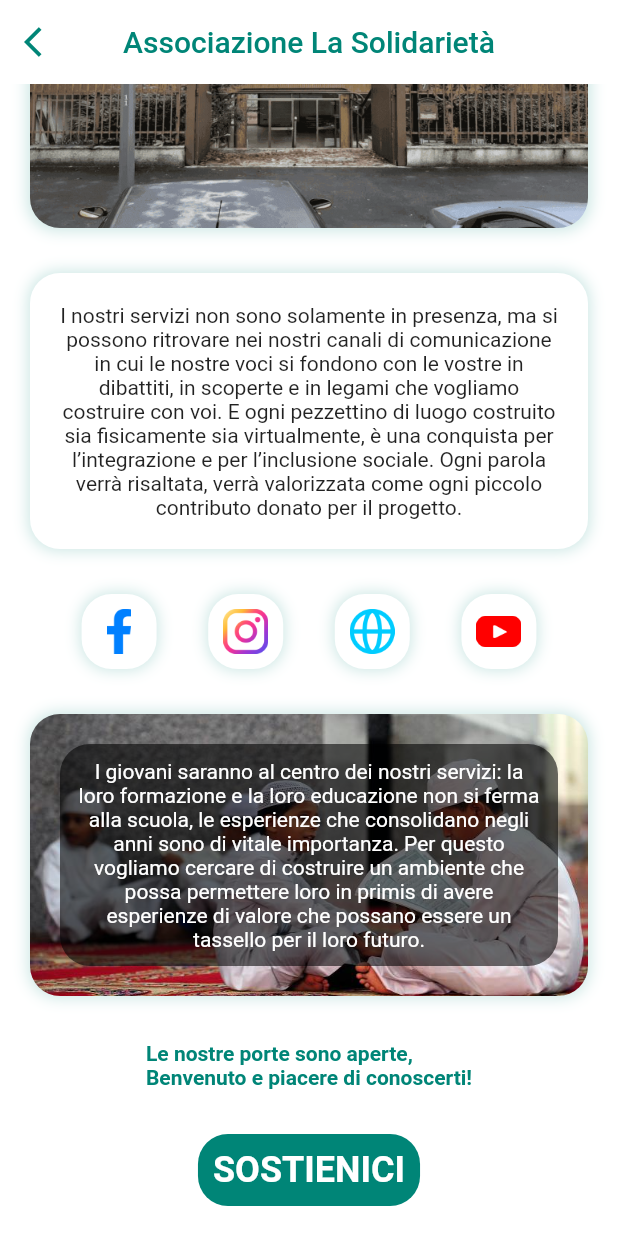
After one commit to Hazem-Mathbout/solidarieta-for-hazem, a Flutter app: the AboutUs screen opened directly, scrolled down 548 dp, after a tap on "SOSTIENICI", on a phone screen of 412 x 824 dp. The commit adds this screen. Run offline on Flutter 3.47's test engine with Material 2 defaults, Android fonts, the phone set to English and light mode, and no system bars; our stand-ins replace adhan, bottom_navy_bar, flutter_svg, fluttericon, geolocator, google_maps_flutter and 5 more; missing offline and left inert: arabic_numbers, flutter_polyline_points, flutter_qiblah, google_fonts_arabic, quran.

Commit message:
Added three screens - Utc working well

```diff
--- /dev/null
+++ b/lib/src/core/screens/fixed_screens/aboutUs.dart
@@ -0,0 +1,201 @@
+import 'package:flutter/material.dart';
+import 'package:solidarieta/src/core/components/widgets/drawerLink.dart';
+
+class AboutUs extends StatelessWidget {
+  const AboutUs({Key key}) : super(key: key);
+
+  @override
+  Widget build(BuildContext context) {
+    Color color = Theme.of(context).primaryColor;
+    Uri facebooklink = Uri.parse(
+        "https://www.facebook.com/La-Solidarietà-Associazione-Tadaamun-101413525364171/");
+
+    return Scaffold(
+      backgroundColor: Colors.white,
+      appBar: AppBar(
+        elevation: 0.0,
+        backgroundColor: Colors.white,
+        title: Text(
+          "Associazione La Solidarietà",
+          style: TextStyle(color: color),
+        ),
+        centerTitle: true,
+        leading: IconButton(
+          icon: Icon(Icons.arrow_back_ios, color: color),
+          onPressed: () => Navigator.pop(context),
+        ),
+      ),
+      body: ListView(
+        children: [
+          Padding(
+            padding: const EdgeInsets.all(20.0),
+            child: Column(
+              children: [
+                Container(
+                  height: 150.0,
+                  child: Image.asset('assets/images/logo.png'),
+                ),
+                SizedBox(height: 30),
+                Container(
+                  padding: EdgeInsets.all(20),
+                  decoration: BoxDecoration(
+                    color: Colors.white,
+                    borderRadius: BorderRadius.all(Radius.circular(20)),
+                    boxShadow: [
+                      BoxShadow(
+                        // color: Colors.grey.withOpacity(0.5),
+                        color: Color.fromRGBO(0, 133, 119, 0.2),
+                        spreadRadius: 1,
+                        blurRadius: 8,
+                        offset: Offset(0, 0),
+                      ),
+                    ],
+                  ),
+                  child: Text(
+                    "L’Associazione nasce nel 2019 a Milano dall’unione di alcuni concittadini che sentivano l’esigenza di trovare un luogo per la comunità musulmana in cui poter pregare e avere servizi come corsi di lingua araba. Allo stesso tempo però hanno pensato di allargare la prospettiva: incontrare gli sguardi per convergerli in un dialogo interculturale che non si ferma come proposito, ma dedicherà le sue forze per ricercarlo e intavolarlo.",
+                    textAlign: TextAlign.center,
+                  ),
+                ),
+                SizedBox(height: 30),
+                Container(
+                  height: 230,
+                  decoration: BoxDecoration(
+                    borderRadius: BorderRadius.all(Radius.circular(20)),
+                    boxShadow: [
+                      BoxShadow(
+                        color: Color.fromRGBO(0, 133, 119, 0.2),
+                        spreadRadius: 2,
+                        blurRadius: 8,
+                        offset: Offset(0, 0),
+                      ),
+                    ],
+                    image: DecorationImage(
+                      image: AssetImage("assets/images/masjed.png"),
+                      fit: BoxFit.cover,
+                    ),
+                  ),
+                ),
+                SizedBox(height: 30),
+                Container(
+                  padding: EdgeInsets.all(20),
+                  decoration: BoxDecoration(
+                    color: Colors.white,
+                    borderRadius: BorderRadius.all(Radius.circular(20)),
+                    boxShadow: [
+                      BoxShadow(
+                        color: Color.fromRGBO(0, 133, 119, 0.2),
+                        spreadRadius: 1,
+                        blurRadius: 8,
+                        offset: Offset(0, 0),
+                      ),
+                    ],
+                  ),
+                  child: Text(
+                    "I nostri servizi non sono solamente in presenza, ma si possono ritrovare nei nostri canali di comunicazione in cui le nostre voci si fondono con le vostre in dibattiti, in scoperte e in legami che vogliamo costruire con voi. E ogni pezzettino di luogo costruito sia fisicamente sia virtualmente, è una conquista per l’integrazione e per l’inclusione sociale. Ogni parola verrà risaltata, verrà valorizzata come ogni piccolo contributo donato per il progetto.",
+                    textAlign: TextAlign.center,
+                  ),
+                ),
+                SizedBox(height: 30),
+                Row(
+                  mainAxisAlignment: MainAxisAlignment.spaceEvenly,
+                  children: [
+                    _buildLinkContainer('facebook', facebooklink.toString()),
+                    _buildLinkContainer(
+                        'instagram', 'https://www.instagram.com/ass.tadaamun/'),
+                    _buildLinkContainer('web',
+                        'https://associazionesolidarieta.wordpress.com/'),
+                    _buildLinkContainer('youtube',
+                        'https://www.youtube.com/channel/UCsSMvPkxn56890UVSB-AhsQ'),
+                  ],
+                ),
+                SizedBox(height: 30),
+                Container(
+                  padding: EdgeInsets.all(20),
+                  decoration: BoxDecoration(
+                    borderRadius: BorderRadius.all(Radius.circular(20)),
+                    boxShadow: [
+                      BoxShadow(
+                        color: Color.fromRGBO(0, 133, 119, 0.2),
+                        spreadRadius: 1,
+                        blurRadius: 8,
+                        offset: Offset(0, 0),
+                      ),
+                    ],
+                    image: DecorationImage(
+                      image: AssetImage("assets/images/children.jpeg"),
+                      fit: BoxFit.cover,
+                    ),
+                  ),
+                  child: Container(
+                    padding: EdgeInsets.all(10),
+                    decoration: BoxDecoration(
+                      color: Color.fromRGBO(0, 0, 0, 0.57),
+                      borderRadius: BorderRadius.all(Radius.circular(20)),
+                    ),
+                    child: Text(
+                      "I giovani saranno al centro dei nostri servizi: la loro formazione e la loro educazione non si ferma alla scuola, le esperienze che consolidano negli anni sono di vitale importanza. Per questo vogliamo cercare di costruire un ambiente che possa permettere loro in primis di avere esperienze di valore che possano essere un tassello per il loro futuro.",
+                      textAlign: TextAlign.center,
+                      style: TextStyle(color: Colors.white),
+                    ),
+                  ),
+                ),
+                SizedBox(height: 30),
+                Text(
+                  "Le nostre porte sono aperte, \nBenvenuto e piacere di conoscerti!",
+                  style: TextStyle(
+                    color: color,
+                    fontWeight: FontWeight.bold,
+                  ),
+                ),
+                SizedBox(height: 30),
+                InkWell(
+                  onTap: () => openLink(
+                      'https://www.gofundme.com/f/associazione-la-solidariet'),
+                  child: Container(
+                    decoration: BoxDecoration(
+                      color: color,
+                      borderRadius: BorderRadius.all(Radius.circular(20)),
+                    ),
+                    padding: EdgeInsets.all(10),
+                    child: Text(
+                      'SOSTIENICI',
+                      style: TextStyle(
+                        color: Colors.white,
+                        fontSize: 24,
+                        fontWeight: FontWeight.bold,
+                      ),
+                    ),
+                  ),
+                ),
+              ],
+            ),
+          ),
+        ],
+      ),
+    );
+  }
+}
+
+_buildLinkContainer(String image, String link) {
+  return InkWell(
+    onTap: () => openLink(link),
+    child: Container(
+      padding: EdgeInsets.all(10),
+      height: 50,
+      width: 50,
+      decoration: BoxDecoration(
+        color: Colors.white,
+        borderRadius: BorderRadius.all(Radius.circular(20)),
+        boxShadow: [
+          BoxShadow(
+            color: Color.fromRGBO(0, 133, 119, 0.2),
+            spreadRadius: 1,
+            blurRadius: 8,
+            offset: Offset(0, 0),
+          ),
+        ],
+      ),
+      child: Image(image: AssetImage("assets/images/socialmedia/$image.png")),
+    ),
+  );
+}
--- a/lib/src/core/screens/the_main_screens/map_screen.dart
+++ b/lib/src/core/screens/the_main_screens/map_screen.dart
@@ -29,6 +29,7 @@ class _MapDirectionState extends State<MapDirection> {
   final Location location = Location();
 
   LocationData _location;
+  // ignore: unused_field
   String _error;
   LatLng _originLoc = LatLng(0, 0);
   LatLng _destinationLoc =
--- a/pubspec.yaml
+++ b/pubspec.yaml
@@ -85,6 +85,7 @@ flutter:
   assets:
     - assets/images/
     - assets/images/features/
+    - assets/images/socialmedia/
     - assets/svg/
     - assets/hisnulmuslimData.json
   #   - images/a_dot_ham.jpeg
```
Also changed, not shown: lib/main.dart (+8 -1 lines), lib/src/core/components/widgets/home_prayers_table.dart (+5 -4 lines), lib/src/core/components/widgets/settings_drawer.dart (+88 -23 lines), lib/src/core/screens/features_screens/duaa.dart (+14 -13 lines), lib/src/core/screens/fixed_screens/informazioni.dart (added, +103 -0 lines), lib/src/core/screens/fixed_screens/moscheaProgetto.dart (added, +233 -0 lines), assets/images/children.jpeg (added), assets/images/masjed.png (added), assets/images/socialmedia/facebook.png (added), assets/images/socialmedia/instagram.png (added), assets/images/socialmedia/web.png (added), assets/images/socialmedia/youtube.png (added), pubspec.lock.
